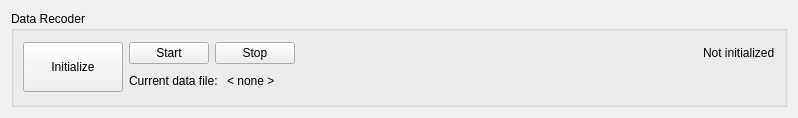
The window that modules/datarecorder/widget/datarecorder.ui (tud-hri/joan) describes before a commit, drawn with Qt 5.
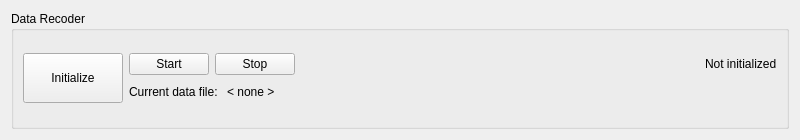
The same window after the commit.

Diff of the .ui file:
```diff
--- a/modules/datarecorder/widget/datarecorder.ui
+++ b/modules/datarecorder/widget/datarecorder.ui
@@ -6,8 +6,8 @@
    <rect>
     <x>0</x>
     <y>0</y>
-    <width>798</width>
-    <height>118</height>
+    <width>800</width>
+    <height>140</height>
    </rect>
   </property>
   <property name="minimumSize">
```
Left out of the diff: 2 changed lines with no effect on the pictures.
